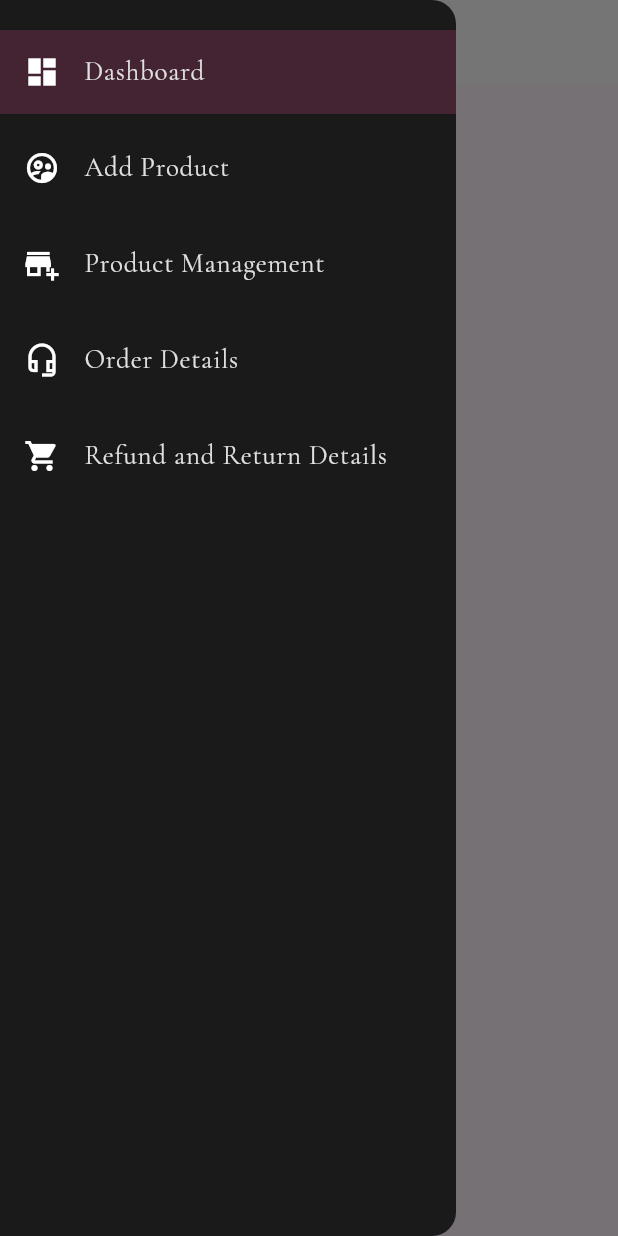
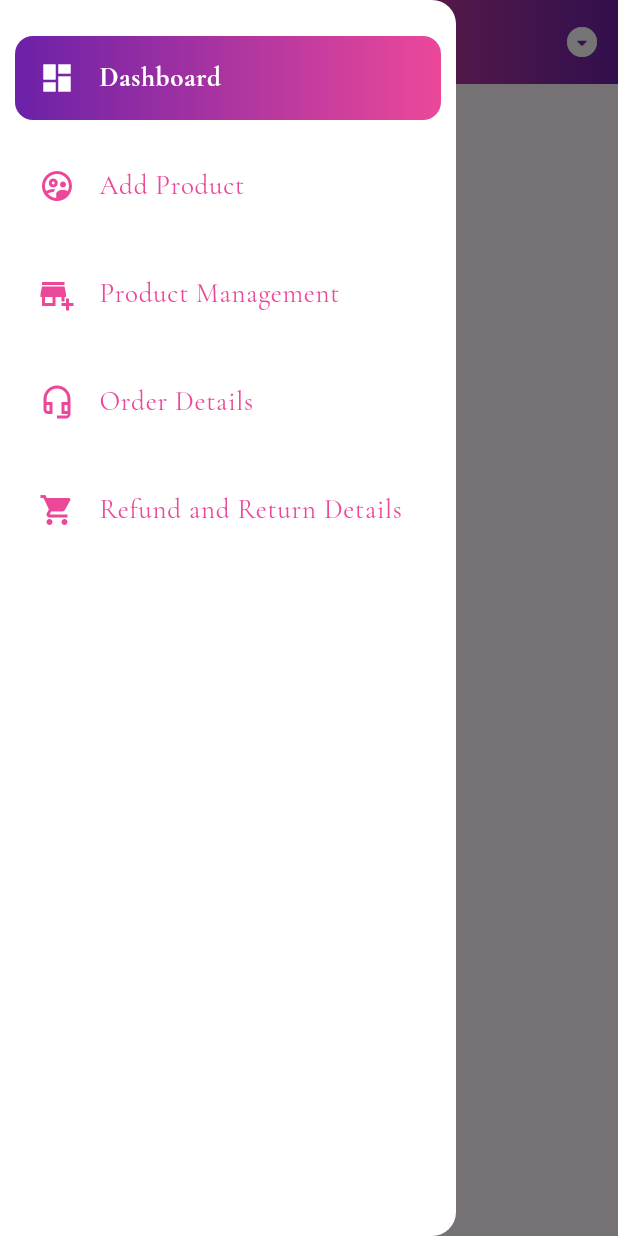
Before and after one commit to vinayakmdas/vincart_seller, a Flutter app: the HomeScreen screen opened directly, with the side drawer open, on a phone screen of 412 x 824 dp. Run offline on Flutter 3.47's test engine with Material 3 defaults, Android fonts, the light colour scheme and no system bars; our stand-ins replace cloud_firestore, firebase_auth, firebase_core, google_fonts, shared_preferences; accounts and stored records are empty.

Commit message:
drawer screen is completed

```diff
--- a/lib/features/drawer/screen/drawerScreen.dart
+++ b/lib/features/drawer/screen/drawerScreen.dart
@@ -5,6 +5,7 @@ import 'package:ecommerce_seller/features/drawer/provider/drawer_provider.dart';
 import 'package:ecommerce_seller/features/order_mangement/Screen/order_screen.dart';
 import 'package:ecommerce_seller/features/product_management/screen/product_menagement.dart';
 import 'package:ecommerce_seller/features/return&refund/screens/refunf&retun_screen.dart';
+import 'package:ecommerce_seller/theme/app_custome_colour.dart';
 import 'package:flutter/material.dart';
 import 'package:google_fonts/google_fonts.dart';
 import 'package:provider/provider.dart';
@@ -44,10 +45,10 @@ class HomeScreen extends StatelessWidget {
 
     final menuItems = [
       SideMenuItems(title: "Dashboard", icon: Icons.dashboard, pageTitle: "Dashboard Overview"),
-      SideMenuItems(title: "Add Product", icon: Icons.supervised_user_circle_outlined, pageTitle: "User Management"),
-      SideMenuItems(title: "Product Management", icon: Icons.add_business_sharp, pageTitle: "Seller Management"),
-      SideMenuItems(title: "Order Details", icon: Icons.headset_mic_outlined, pageTitle: "Customer Service"),
-      SideMenuItems(title: "Refund and Return Details", icon: Icons.shopping_cart, pageTitle: "Order Details"),
+      SideMenuItems(title: "Add Product", icon: Icons.supervised_user_circle_outlined, pageTitle: "Add Product"),
+      SideMenuItems(title: "Product Management", icon: Icons.add_business_sharp, pageTitle: "Product Management"),
+      SideMenuItems(title: "Order Details", icon: Icons.headset_mic_outlined, pageTitle: "Order Details"),
+      SideMenuItems(title: "Refund and Return Details", icon: Icons.shopping_cart, pageTitle: "Refund and Return Details"),
     ];
 
     final GlobalKey<ScaffoldState> scaffoldKey = GlobalKey<ScaffoldState>();
@@ -59,12 +60,27 @@ class HomeScreen extends StatelessWidget {
         title: Text(
           menuItems[sideMenu.selectedIndex].pageTitle,
           style: GoogleFonts.cormorantGaramond(
-            color: Colors.blue,
+
             fontWeight: FontWeight.w600,
           ),
+
+
         ),
-        backgroundColor: Colors.white,
-        iconTheme: const IconThemeData(color: Color(0xFFEC4899)), // menu icon color
+      actions: [
+        IconButton(onPressed: (){
+
+        }, icon: Icon(Icons.arrow_drop_down_circle_rounded)),
+
+      ],
+        foregroundColor: Colors.white,
+        backgroundColor:Colors.transparent,
+        elevation: 0,
+        flexibleSpace: Container(
+          decoration: BoxDecoration(
+            gradient:  LinearGradient(colors:  [ Color(0xFF6B21A8), Color(0xFFEC4899), Color(0xFF6B21A8)])
+          ),
+        ),
+        iconTheme: const IconThemeData(color:  Colors.white), // menu icon color
         leading: IconButton(
           icon: const Icon(Icons.menu_rounded),
           onPressed: () {
@@ -73,34 +89,57 @@ class HomeScreen extends StatelessWidget {
         ),
       ),
 
-      // Drawer Section
   drawer: Drawer(
-        backgroundColor: const Color(0xFF1A1A1A), // dark background for contrast
+  backgroundColor: Colors.white, // dark background for contrast
   child: ListView.separated(
     padding: const EdgeInsets.symmetric(vertical: 20),
     separatorBuilder: (context, index) => const SizedBox(height: 8),
     itemCount: menuItems.length,
     itemBuilder: (context, index) {
       final item = menuItems[index];
-            return ListTile(
-              leading: Icon(item.icon, color: Colors.white),
-              title: Text(
-                item.title,
-                style: GoogleFonts.cormorantGaramond(
-                  color: Colors.grey.shade300,
-                  fontSize: 18,
-                ),
-              ),
-              selected: index == sideMenu.selectedIndex,
-              selectedTileColor: const Color(0xFFEC4899).withOpacity(0.2),
+      final isSelected = index == sideMenu.selectedIndex;
+
+      return GestureDetector(
         onTap: () {
           context.read<DrawerProvider>().onMenuButton(index);
           Navigator.pop(context); // close drawer
         },
+        child: Container(
+          margin: const EdgeInsets.symmetric(horizontal: 10, vertical: 4),
+          decoration: BoxDecoration(
+            borderRadius: BorderRadius.circular(12),
+            gradient: isSelected
+                ? const LinearGradient(
+                    colors: [
+                      Color(0xFF6B21A8), // purple
+                      Color(0xFFEC4899), // pink
+                    ],
+                    begin: Alignment.centerLeft,
+                    end: Alignment.centerRight,
+                  )
+                : null,
+            color: isSelected ? null : Colors.transparent,
+          ),
+          child: ListTile(
+            leading: Icon(
+              item.icon,
+              color: isSelected ? Colors.white : Color(0xFFEC4899),
+            ),
+            title: Text(
+              item.title,
+              style: GoogleFonts.cormorantGaramond(
+                color: isSelected ? Colors.white : Color(0xFFEC4899),
+                fontSize: 18,
+                fontWeight: isSelected ? FontWeight.bold : FontWeight.normal,
+              ),
+            ),
+          ),
+        ),
       );
     },
   ),
 ),
+
 
       // Body Section
       body: _buildScreen(sideMenu.selectedIndex),
--- a/lib/main.dart
+++ b/lib/main.dart
@@ -1,12 +1,12 @@
 
 // import 'package:ecommerce_seller/features/auth/signup/screens/webviewSignUp/webviewSignUp.dart';
 import 'package:ecommerce_seller/features/auth/login/provider/obsecure_provider.dart';
-import 'package:ecommerce_seller/features/auth/login/screens/webviewlogin/webLogin.dart';
 import 'package:ecommerce_seller/features/auth/login/widget/login%20loading.dart';
 import 'package:ecommerce_seller/features/auth/signup/provider/checkbox_provider.dart';
 import 'package:ecommerce_seller/features/auth/signup/provider/dropdown_provider.dart';
 import 'package:ecommerce_seller/features/auth/signup/provider/signup_loading.dart';
 import 'package:ecommerce_seller/features/drawer/provider/drawer_provider.dart';
+import 'package:ecommerce_seller/features/splash_screen/screns/splash_screen.dart';
 import 'package:ecommerce_seller/firebase_options.dart';
 import 'package:firebase_core/firebase_core.dart';
 import 'package:flutter/material.dart';
@@ -51,7 +51,7 @@ class MyApp extends StatelessWidget {
   Widget build(BuildContext context) {
     return MaterialApp(
       title: 'Flutter Demo',
-      home: WebLoginScreen(),
+      home: SplashScreen(),
 
       debugShowCheckedModeBanner: false,
       theme: ThemeData(
```
Also changed, not shown: lib/features/auth/login/screens/webviewlogin/webLogin.dart (+18 -2 lines), lib/features/splash_screen/screns/splash_screen.dart (added, +63 -0 lines). Lines whose indentation alone changed are shown as unchanged.
